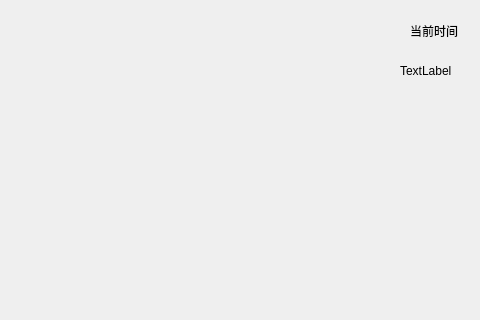
This is Tetris/cboard_single.ui in Aurora-glint/Tetris as Qt 5 draws it before an edit; both pictures show x 120 to 600 and y 0 to 320 of the 600 by 800 pixel window. The edited form follows.
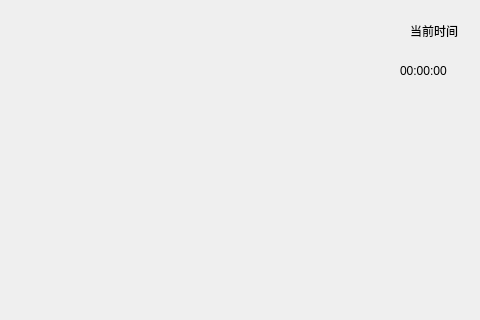
This is the edited form.

Patch:
```diff
--- a/Tetris/cboard_single.ui
+++ b/Tetris/cboard_single.ui
@@ -88,7 +88,7 @@
     </rect>
    </property>
    <property name="text">
-    <string>TextLabel</string>
+    <string>00:00:00</string>
    </property>
   </widget>
  </widget>
```
